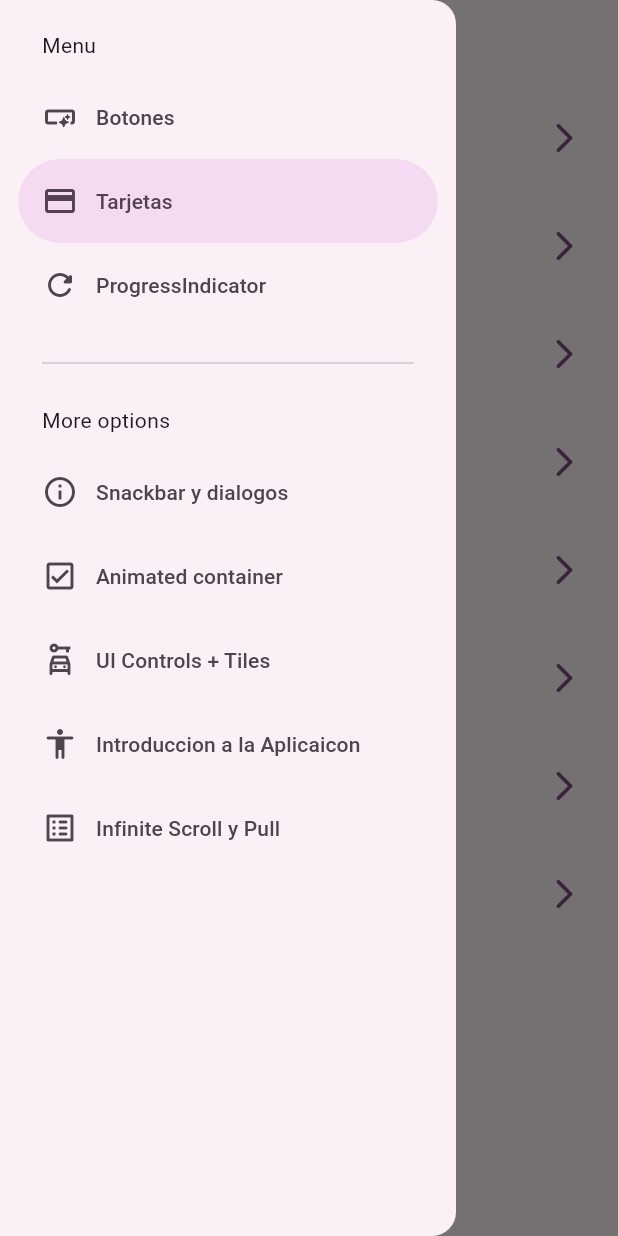
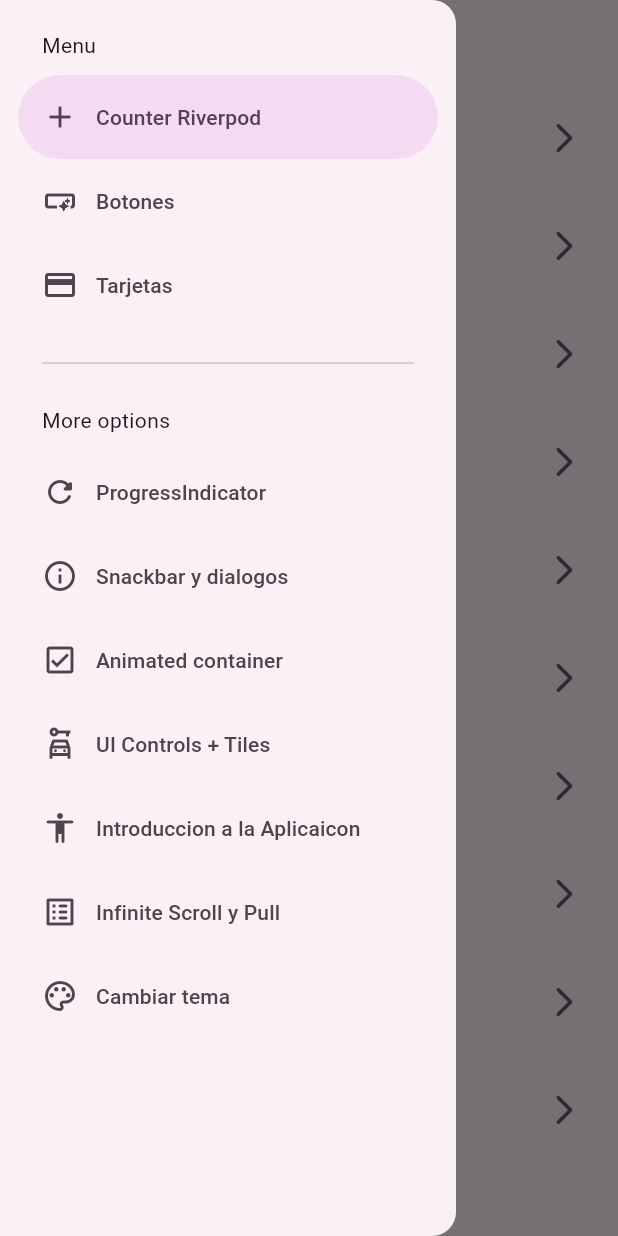
Before and after one commit to RommelOlachea/flutter_widgets_app, a Flutter app: the screen it shows after launch, with the side drawer open, on a phone screen of 412 x 824 dp. Run offline on Flutter 3.47's test engine with Material 2 defaults, Android fonts, the phone set to English and light mode, and no system bars; our stand-ins replace animate_do, flutter_riverpod, go_router; missing offline and left inert: dart:ffi.

Commit message:
pantalla para cambiar los colores

```diff
--- a/lib/config/menu/menu_items.dart
+++ b/lib/config/menu/menu_items.dart
@@ -14,6 +14,12 @@ class MenuItem {
 }
 
 const appMenuItems = <MenuItem>[
+  MenuItem(
+    title: 'Counter Riverpod',
+    subTitle: 'Pantalla contador para Riverpod',
+    link: '/counter',
+    icon: Icons.add
+  ),
   MenuItem(
     title: 'Botones',
     subTitle: 'Varios botones en flutter',
@@ -62,6 +68,12 @@ const appMenuItems = <MenuItem>[
     link: '/infinite',
     icon: Icons.list_alt_rounded
   ),
+  MenuItem(
+    title: 'Cambiar tema ',
+    subTitle: 'Cambiar tema de la aplicacion',
+    link: '/theme-changer',
+    icon: Icons.color_lens_outlined
+  ),
 
 
 
--- a/lib/config/router/app_router.dart
+++ b/lib/config/router/app_router.dart
@@ -3,6 +3,8 @@
 // GoRouter configuration
 import 'package:flutter/widgets.dart';
 import 'package:go_router/go_router.dart';
+import 'package:widgets_app/presentation/counter/counter_screen.dart';
+import 'package:widgets_app/presentation/theme_changer/theme_changer_screen.dart';
 import '../../presentation/screens/screens.dart';
 
 final appRouter = GoRouter(
@@ -53,6 +55,16 @@ final appRouter = GoRouter(
       path: '/infinite',
       builder: (context, state) => InfiniteScrollScreen(),
     ),
+    GoRoute(
+      name: CounterScreen.name,
+      path: '/counter',
+      builder: (context, state) => CounterScreen(),
+    ),
+    GoRoute(
+      name: ThemeChangerScreen.name,
+      path: '/theme-changer',
+      builder: (context, state) => ThemeChangerScreen(),
+    ),
   ],
 );
 
--- a/lib/main.dart
+++ b/lib/main.dart
@@ -1,9 +1,12 @@
 import 'package:flutter/material.dart';
+import 'package:flutter_riverpod/flutter_riverpod.dart';
 import 'package:widgets_app/config/router/app_router.dart';
 import 'package:widgets_app/config/theme/app_theme.dart';
 
 void main() {
-  runApp(const MainApp());
+  runApp(
+     const ProviderScope(child: MainApp())
+    );
 }
 
 class MainApp extends StatelessWidget {
--- /dev/null
+++ b/lib/presentation/providers/counter_provider.dart
@@ -0,0 +1,3 @@
+import 'package:flutter_riverpod/flutter_riverpod.dart';
+
+final countProvider = StateProvider((ref) => 5);
--- a/lib/presentation/screens/home/home_screen.dart
+++ b/lib/presentation/screens/home/home_screen.dart
@@ -10,12 +10,15 @@ class HomeScreen extends StatelessWidget {
 
   @override
   Widget build(BuildContext context) {
+    final scaffoldKey = GlobalKey<ScaffoldState>();
+
     return Scaffold(
+      key: scaffoldKey, //el key hace referencia al estado actual del scaffold, es decir, si tiene drawer, menu lateral etc
       appBar: AppBar(
         title: const Text('Flutter + Material 3'),
       ),
       body: _HomeView(),
-      drawer: const SideMenu(),
+      drawer: SideMenu(scaffoldKey: scaffoldKey,),
     );
   }
 }
@@ -70,8 +73,6 @@ class _CustomListTile extends StatelessWidget {
 
         context.push(menuItem.link); //esto ya es con go_router
         // context.pushNamed(CardsScreen.name); //esto es con go router
-
-
       },
     );
   }
--- a/lib/presentation/screens/screens.dart
+++ b/lib/presentation/screens/screens.dart
@@ -1,3 +1,6 @@
+
+
+export 'package:widgets_app/presentation/counter/counter_screen.dart';
 export 'package:widgets_app/presentation/screens/animated/animated_screen.dart';
 export 'package:widgets_app/presentation/screens/app_tutorial/app_tutorial_screen.dart';
 export 'package:widgets_app/presentation/screens/buttons/buttons_screen.dart';
@@ -7,3 +10,4 @@ export 'package:widgets_app/presentation/screens/infinite_scroll/infinite_scroll
 export 'package:widgets_app/presentation/screens/progress/progress_screen.dart';
 export 'package:widgets_app/presentation/screens/snackbar/snackbar_screen.dart';
 export 'package:widgets_app/presentation/screens/ui_controls/ui_controls_screen.dart';
+export 'package:widgets_app/presentation/theme_changer/theme_changer_screen.dart';
--- a/lib/presentation/widgets/side_menu.dart
+++ b/lib/presentation/widgets/side_menu.dart
@@ -1,15 +1,18 @@
 import 'package:flutter/material.dart';
+import 'package:go_router/go_router.dart';
 import 'package:widgets_app/config/menu/menu_items.dart';
 
 class SideMenu extends StatefulWidget {
-  const SideMenu({super.key});
+  final GlobalKey<ScaffoldState> scaffoldKey;
+
+  const SideMenu({super.key, required this.scaffoldKey});
 
   @override
   State<SideMenu> createState() => _SideMenuState();
 }
 
 class _SideMenuState extends State<SideMenu> {
-  int navDrawerIndex = 1;
+  int navDrawerIndex = 0;
 
   @override
   Widget build(BuildContext context) {
@@ -21,44 +24,38 @@ class _SideMenuState extends State<SideMenu> {
           setState(() {
             navDrawerIndex = value;
           });
+
+          final menuItem = appMenuItems[value];
+          context.push(menuItem.link);
+          widget.scaffoldKey.currentState?.closeDrawer();
+          //con esta linea hacemos referencia al scaffold y cerramos el menu, al hacer click en alguno de sus link
+
+
+
         },
         children: [
           Padding(
               padding: EdgeInsets.fromLTRB(28, hasNotch ? 0 : 20, 16, 10),
               child: Text('Menu')),
-
-          ...appMenuItems
-          .sublist(0,3)
-          .map(
+          ...appMenuItems.sublist(0, 3).map(
                 (item) => NavigationDrawerDestination(
                   icon: Icon(item.icon),
                   label: Text(item.title),
                 ),
               ),
-
           const Padding(
             padding: EdgeInsets.fromLTRB(28, 16, 28, 10),
             child: Divider(),
           ),
-
           const Padding(
               padding: EdgeInsets.fromLTRB(28, 10, 16, 10),
               child: Text('More options')),
-
-
-
-          ...appMenuItems
-          .sublist(3)
-          .map(
+          ...appMenuItems.sublist(3).map(
                 (item) => NavigationDrawerDestination(
                   icon: Icon(item.icon),
                   label: Text(item.title),
                 ),
               ),
-
-
-
-
         ]);
   }
 }
--- a/pubspec.yaml
+++ b/pubspec.yaml
@@ -10,6 +10,7 @@ dependencies:
   animate_do: ^3.0.2
   flutter:
     sdk: flutter
+  flutter_riverpod: ^2.4.0
   go_router: ^9.0.0
 
 dev_dependencies:
```
Also changed, not shown: lib/presentation/counter/counter_screen.dart (added, +52 -0 lines), lib/presentation/providers/theme_provider.dart (added, +8 -0 lines), lib/presentation/theme_changer/theme_changer_screen.dart (added, +55 -0 lines), pubspec.lock. Lines whose indentation alone changed are shown as unchanged.
